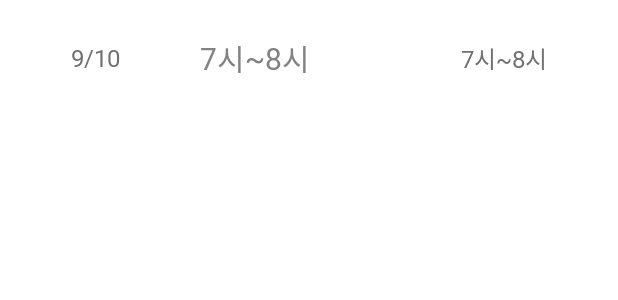
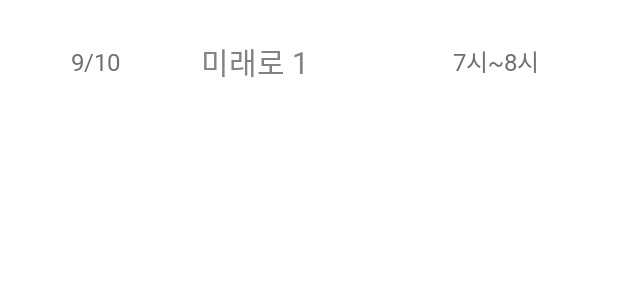
Before and after one commit to dounobts/SunrinThonClient, an Android app: the layout reservation_item.xml on its own in the app's theme, with its tools: preview values and no code run, on a phone screen of 412 x 824 dp. Shown: the top 300 px of the screen. Run offline under Robolectric (Android 15) with nearby library versions, the phone set to English and light mode, and no system bars.

```diff
--- a/app/src/main/AndroidManifest.xml
+++ b/app/src/main/AndroidManifest.xml
@@ -14,15 +14,15 @@
         android:usesCleartextTraffic="true">
         <activity
             android:name=".Activities.ReservationCheckActivity">
+        </activity>
+        <activity android:name=".Activities.LoginActivity"></activity>
+        <activity android:name=".Activities.ReservationActivity">
             <intent-filter>
                 <action android:name="android.intent.action.MAIN" />
 
                 <category android:name="android.intent.category.LAUNCHER" />
             </intent-filter>
         </activity>
-        <activity android:name=".Activities.LoginActivity"></activity>
-        <activity android:name=".Activities.ReservationActivity">
-        </activity>
     </application>
 
 </manifest>
--- a/app/src/main/res/layout/reservation_item.xml
+++ b/app/src/main/res/layout/reservation_item.xml
@@ -23,6 +23,7 @@
         app:layout_constraintTop_toTopOf="parent" />
 
     <TextView
+        android:padding="5dp"
         android:id="@+id/time"
         android:layout_width="wrap_content"
         android:layout_height="wrap_content"
@@ -46,11 +47,22 @@
         android:layout_marginEnd="80dp"
         android:layout_marginBottom="8dp"
         android:fontFamily="@font/spoqa_han_sans_bold"
-        android:text="7시~8시"
+        android:text="미래로 1"
         android:textColor="#828282"
         android:textSize="20sp"
         app:layout_constraintBottom_toBottomOf="parent"
         app:layout_constraintEnd_toEndOf="parent"
         app:layout_constraintStart_toStartOf="parent"
         app:layout_constraintTop_toTopOf="parent" />
+
+    <TextView
+        android:layout_width="wrap_content"
+        android:layout_height="wrap_content"
+        android:textSize="0sp"
+        android:text="0"
+        app:layout_constraintBottom_toBottomOf="parent"
+        app:layout_constraintEnd_toEndOf="parent"
+        app:layout_constraintStart_toStartOf="parent"
+        app:layout_constraintTop_toTopOf="parent"
+        android:id="@+id/index"/>
 </androidx.constraintlayout.widget.ConstraintLayout>
```
Also changed, not shown: app/src/main/java/com/example/sunrinthonclient/Activities/ReservationCheckActivity.java (+5 -5 lines), app/src/main/java/com/example/sunrinthonclient/ReservationAdapter.java (+17 -2 lines).
